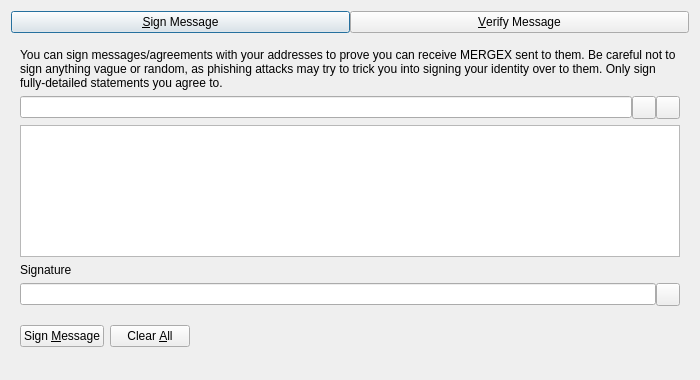
The window that src/qt/forms/signverifymessagedialog.ui (1NF1N18Y/Points-Masternodes) describes before a commit, drawn with Qt 5.
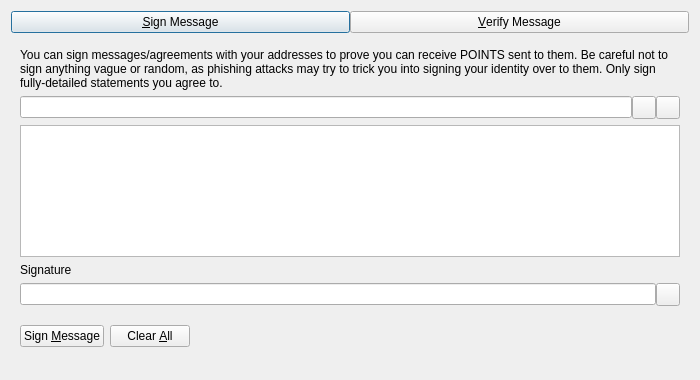
The same window after the commit. Custom widgets are drawn as their Qt base class.

```diff
--- a/src/qt/forms/signverifymessagedialog.ui
+++ b/src/qt/forms/signverifymessagedialog.ui
@@ -63,7 +63,7 @@
        <item>
         <widget class="QLabel" name="infoLabel_SM">
          <property name="text">
-          <string>You can sign messages/agreements with your addresses to prove you can receive MERGEX sent to them. Be careful not to sign anything vague or random, as phishing attacks may try to trick you into signing your identity over to them. Only sign fully-detailed statements you agree to.</string>
+          <string>You can sign messages/agreements with your addresses to prove you can receive POINTS sent to them. Be careful not to sign anything vague or random, as phishing attacks may try to trick you into signing your identity over to them. Only sign fully-detailed statements you agree to.</string>
          </property>
          <property name="textFormat">
           <enum>Qt::PlainText</enum>
```
Left out of the diff: 8 changed lines with no effect on the pictures.
